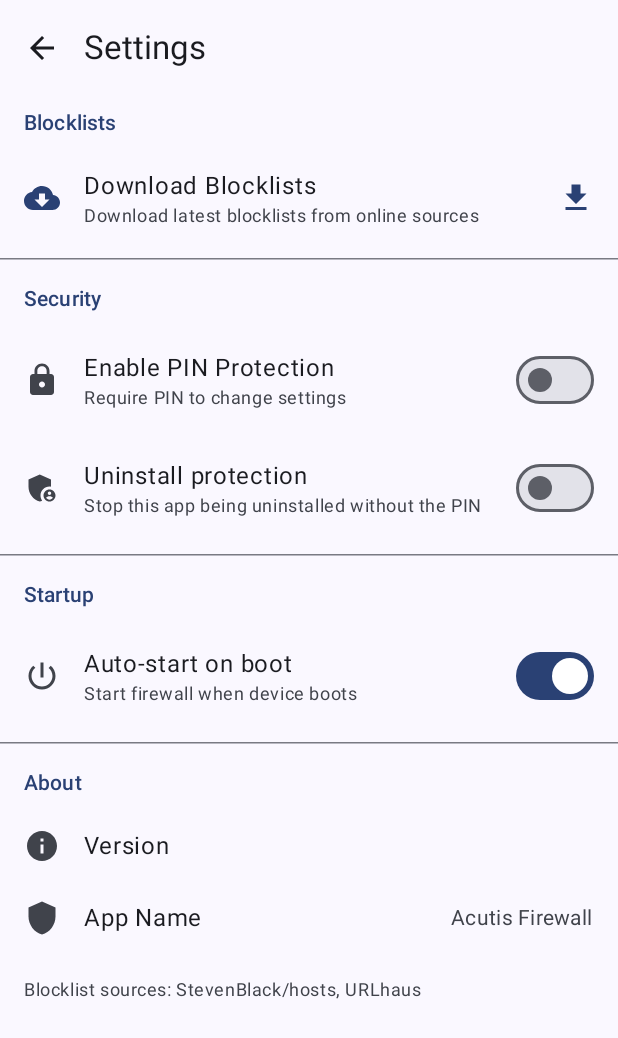
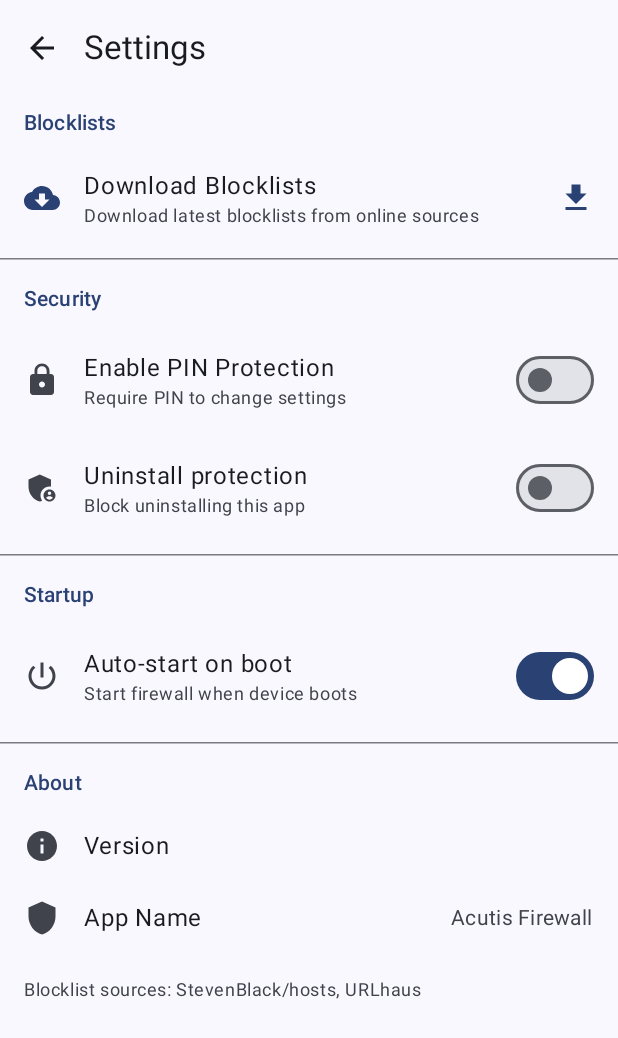
Before and after one commit to phasnox/acutis_firewall_android, an Android app built with Jetpack Compose: the SettingsScreen screen opened through its navigation route, on a phone screen of 412 x 824 dp. Shown: the top 1038 px of the screen. Run offline under Robolectric (Android 15) with nearby library versions, the phone set to English and light mode, and no system bars; our stand-ins replace Dagger/Hilt's generated code; network calls fail; 1 statement that could not run was skipped.

Commit message:
Stop promising the app cannot be uninstalled without the PIN (#10)
The Settings subtitle, the description Android shows on its device admin screens, and the activation explanation all said the app cannot be uninstalled without the PIN. Deactivating the device admin in Android Settings needs no PIN, and the forgot-PIN guide sends parents to that very screen. They now say what holds: Android blocks uninstalling while protection is active, deactivating it in Settings raises an alert in the app, and the proper way to remove it is the in-app switch with the PIN.

Co-Authored-By: Claude Opus 5.5 <noreply@anthropic.com>

```diff
--- a/app/src/main/res/values/strings.xml
+++ b/app/src/main/res/values/strings.xml
@@ -43,10 +43,10 @@
 
     <!-- Uninstall protection -->
     <string name="device_admin_label">Acutis Firewall uninstall protection</string>
-    <string name="device_admin_description">Prevents this app from being uninstalled without the parent PIN. Acutis Firewall does not use any other device administration capability.</string>
+    <string name="device_admin_description">Blocks uninstalling Acutis Firewall while it is active. Deactivating it in Settings raises an alert in Acutis Firewall. Acutis Firewall does not use any other device administration capability.</string>
     <string name="uninstall_protection">Uninstall protection</string>
-    <string name="uninstall_protection_summary">Stop this app being uninstalled without the PIN</string>
-    <string name="uninstall_protection_explanation">Acutis Firewall needs device administrator access so it cannot be uninstalled without your PIN. It will not lock your screen, change your password, or erase any data.</string>
+    <string name="uninstall_protection_summary">Block uninstalling this app</string>
+    <string name="uninstall_protection_explanation">Acutis Firewall needs device administrator access so that Android blocks uninstalling it. To remove it, turn it off in Acutis Firewall with your PIN. It will not lock your screen, change your password, or erase any data.</string>
     <string name="uninstall_protection_needs_pin_title">Set a PIN first</string>
     <string name="uninstall_protection_needs_pin_message">Uninstall protection is unlocked with your parent PIN. Set a PIN before turning it on.</string>
     <string name="uninstall_protection_disable_warning">Removing this lets Acutis Firewall be uninstalled, and a parent will be notified. To remove it properly, open Acutis Firewall and enter the parent PIN in Settings.</string>
```
